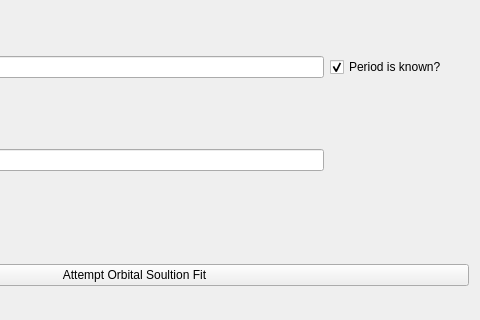
Old version of the form orbitalfitter.ui in the repository tboudreaux/PHY-2002; both pictures show x 211 to 691 and y 172 to 492 of the 691 by 908 pixel window.
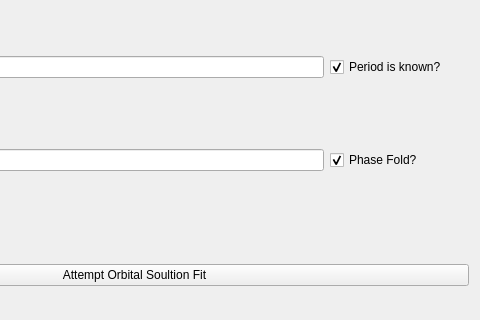
New version of the form.

Commit message: Fixed Phase folding as well as made soem gui imporovments, also imroved orbital fit routine slightly

```diff
--- a/orbitalfitter.ui
+++ b/orbitalfitter.ui
@@ -91,6 +91,16 @@
             </property>
            </widget>
           </item>
+          <item row="5" column="2">
+           <widget class="QCheckBox" name="ynPhaseFold">
+            <property name="text">
+             <string>Phase Fold?</string>
+            </property>
+            <property name="checked">
+             <bool>true</bool>
+            </property>
+           </widget>
+          </item>
          </layout>
         </widget>
        </item>
```
The commit also changes 3 other files.
